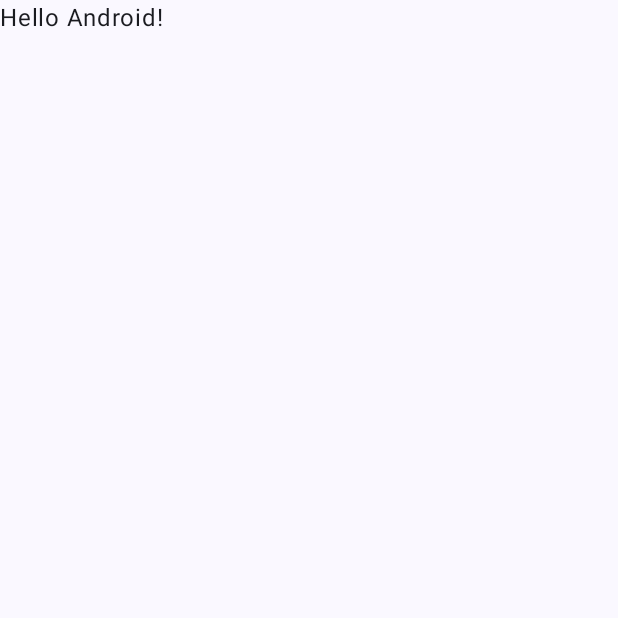
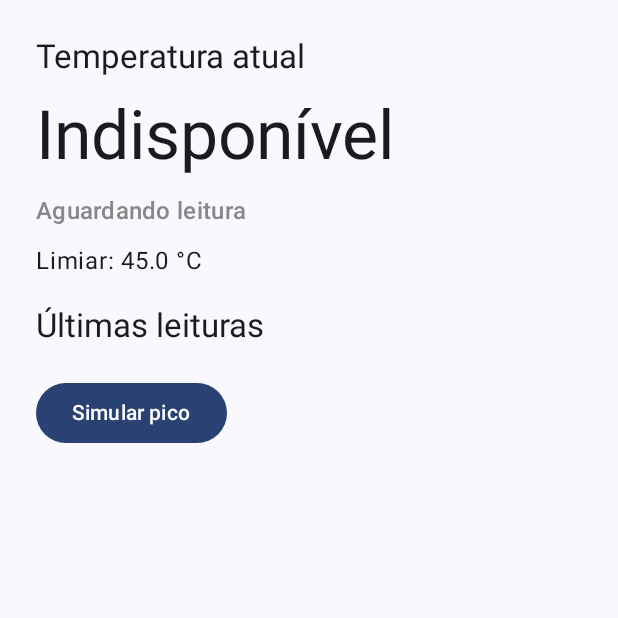
Before and after one commit to celiobenj/hornet-seldon, an Android app built with Jetpack Compose: the screen it shows after launch (MainActivity), on a phone screen of 412 x 824 dp, the top half of it. Before the commit the part shown is almost empty. Run offline under Robolectric (Android 15) with nearby library versions, the phone set to English and light mode, and no system bars.

Commit message:
feat(app): liga o BaselineDetector real na MainActivity

```diff
--- a/app/src/main/java/dev/hornet/observability/MainActivity.kt
+++ b/app/src/main/java/dev/hornet/observability/MainActivity.kt
@@ -7,10 +7,25 @@ import androidx.activity.enableEdgeToEdge
 import androidx.compose.foundation.layout.fillMaxSize
 import androidx.compose.foundation.layout.padding
 import androidx.compose.material3.Scaffold
-import androidx.compose.material3.Text
 import androidx.compose.runtime.Composable
+import androidx.compose.runtime.LaunchedEffect
+import androidx.compose.runtime.getValue
+import androidx.compose.runtime.remember
 import androidx.compose.ui.Modifier
+import androidx.compose.ui.platform.LocalContext
 import androidx.compose.ui.tooling.preview.Preview
+import androidx.lifecycle.ViewModel
+import androidx.lifecycle.ViewModelProvider
+import androidx.lifecycle.compose.collectAsStateWithLifecycle
+import androidx.lifecycle.viewmodel.compose.viewModel
+import dev.hornet.observability.core.Avaliacao
+import dev.hornet.observability.core.BaselineDetector
+import dev.hornet.observability.core.StatusLeitura
+import dev.hornet.observability.core.Temperatura
+import dev.hornet.observability.data.BatteryTemperatureSource
+import dev.hornet.observability.ui.TelaTemperatura
+import dev.hornet.observability.ui.TemperaturaUiState
+import dev.hornet.observability.ui.TemperaturaViewModel
 import dev.hornet.observability.ui.theme.HornetDesafio01Theme
 
 class MainActivity : ComponentActivity() {
@@ -20,10 +35,7 @@ class MainActivity : ComponentActivity() {
         setContent {
             HornetDesafio01Theme {
                 Scaffold(modifier = Modifier.fillMaxSize()) { innerPadding ->
-                    Greeting(
-                        name = "Android",
-                        modifier = Modifier.padding(innerPadding)
-                    )
+                    TelaPrincipalTemperatura(modifier = Modifier.padding(innerPadding))
                 }
             }
         }
@@ -31,17 +43,51 @@ class MainActivity : ComponentActivity() {
 }
 
 @Composable
-fun Greeting(name: String, modifier: Modifier = Modifier) {
-    Text(
-        text = "Hello $name!",
-        modifier = modifier
+private fun TelaPrincipalTemperatura(modifier: Modifier = Modifier) {
+    val contexto = LocalContext.current.applicationContext
+    val fabrica = remember(contexto) {
+        object : ViewModelProvider.Factory {
+            @Suppress("UNCHECKED_CAST")
+            override fun <T : ViewModel> create(modelClass: Class<T>): T {
+                require(modelClass.isAssignableFrom(TemperaturaViewModel::class.java))
+                return TemperaturaViewModel(
+                    fonte = BatteryTemperatureSource.deContexto(contexto),
+                    detector = BaselineDetector(),
+                ) as T
+            }
+        }
+    }
+    val viewModel: TemperaturaViewModel = viewModel(factory = fabrica)
+    val estado by viewModel.estado.collectAsStateWithLifecycle()
+
+    LaunchedEffect(viewModel) {
+        viewModel.iniciar()
+    }
+
+    TelaTemperatura(
+        estado = estado,
+        onSimularPico = viewModel::simularPico,
+        modifier = modifier,
     )
 }
 
 @Preview(showBackground = true)
 @Composable
-fun GreetingPreview() {
+private fun TelaPrincipalTemperaturaPreview() {
     HornetDesafio01Theme {
-        Greeting("Android")
+        TelaTemperatura(
+            estado = TemperaturaUiState(
+                atual = Avaliacao(
+                    temperatura = Temperatura.deCelsius(31.7),
+                    status = StatusLeitura.NORMAL,
+                ),
+                historico = listOf(
+                    Avaliacao(Temperatura.deCelsius(30.0), StatusLeitura.NORMAL),
+                    Avaliacao(Temperatura.deCelsius(36.0), StatusLeitura.PICO),
+                    Avaliacao(Temperatura.deCelsius(31.7), StatusLeitura.NORMAL),
+                ),
+            ),
+            onSimularPico = {},
+        )
     }
 }
```
